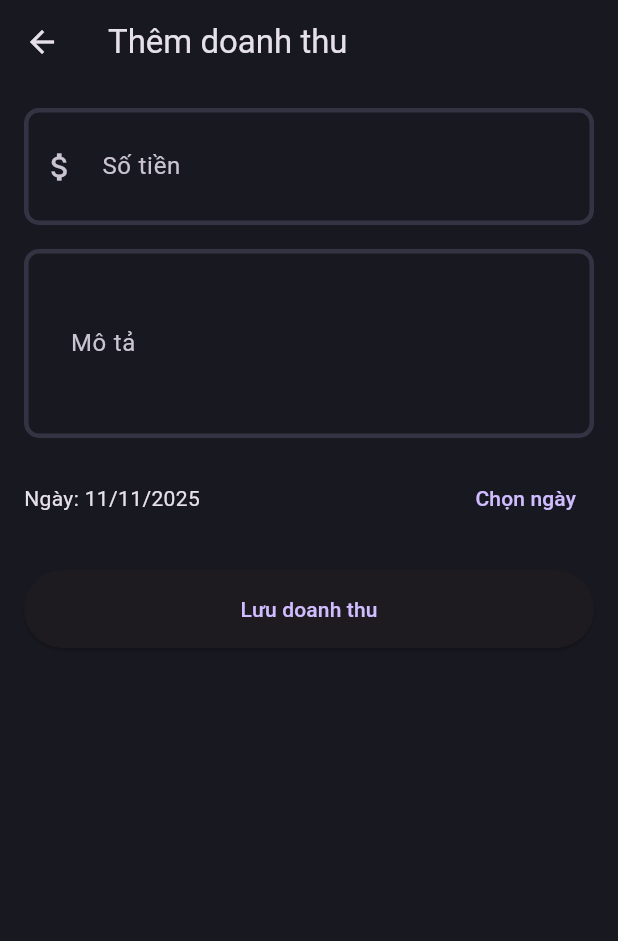
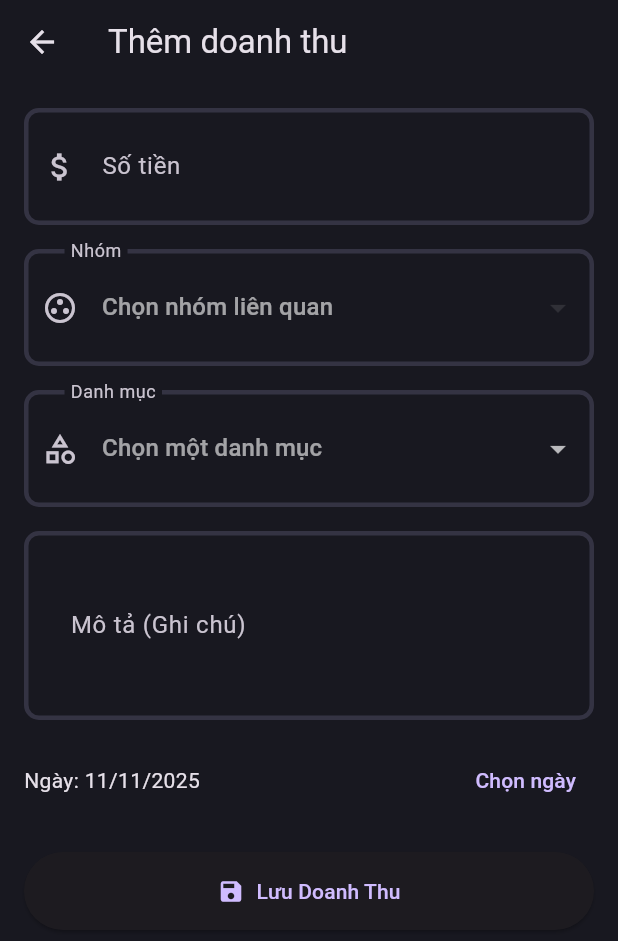
Before and after one commit to Heizdoobert/Breakfast-Store-Expense-Tracker, a Flutter app: the AddRevenueView screen opened by its route, on a phone screen of 412 x 824 dp. Shown: the top 941 px of the screen. Run offline on Flutter 3.47's test engine with Material 3 defaults, Android fonts, the phone set to English and light mode, and no system bars; our stand-ins replace equatable, flutter_dotenv, fpdart, shared_preferences, supabase_flutter; accounts and stored records are empty.

Commit message:
feat: Implement CRUD for notes and enhance expense/revenue forms
This commit introduces full CRUD (Create, Read, Update, Delete) functionality for notes and improves the data entry forms for revenues and expenses.

- **Note Management (CRUD):**
    - Adds `updateNote` and `deleteNote` methods to `OwnerNoteService` to interact with the database.
    - Implements `updateNote` and `deleteNote` logic in `NoteManagementController`, including state management for UI updates.
    - Creates a new `EditNoteView` screen to allow users to modify existing notes.
    - Adds "Edit" and "Delete" buttons to the `RecentNotesView` on the dashboard, with a confirmation dialog for deletion.
    - Refactors `Note` model to simplify fields and add a `copyWith` method.

- **Expense & Revenue Forms:**
    - Adds a mandatory `category` field to the `Expense` model and the `AddRevenueView` form.
    - Integrates a `group` selection dropdown in `AddRevenueView`, requiring users to associate each revenue entry with a group.
    - Enhances form validation in `AddRevenueView` for amount, category, and group fields.

```diff
--- a/lib/Model/expense_model.dart
+++ b/lib/Model/expense_model.dart
@@ -5,6 +5,7 @@ class Expense {
   final double amount;
   final String? description;
   final DateTime createdAt;
+  final String category;
 
   Expense({
     required this.id,
@@ -13,6 +14,7 @@ class Expense {
     required this.amount,
     this.description,
     required this.createdAt,
+    required this.category,
   });
 
   factory Expense.fromJson(Map<String, dynamic> json) {
@@ -23,16 +25,18 @@ class Expense {
       amount: (json['amount'] as num).toDouble(),
       description: json['description'] as String?,
       createdAt: DateTime.parse(json['created_at'] as String),
+      category: json['category'] as String,
     );
   }
 
-
-  Map<String, dynamic> toJson(){
+  Map<String, dynamic> toJson() {
     return {
       'group_id': groupId,
       'user_id': userId,
       'amount': amount,
       'description': description,
+      'created_at': createdAt.toIso8601String(),
+      'category': category,
     };
   }
 
@@ -43,6 +47,7 @@ class Expense {
     double? amount,
     String? description,
     DateTime? createdAt,
+    String? category,
   }) {
     return Expense(
       id: id ?? this.id,
@@ -51,6 +56,7 @@ class Expense {
       amount: amount ?? this.amount,
       description: description ?? this.description,
       createdAt: createdAt ?? this.createdAt,
+      category: category ?? this.category,
     );
   }
 }
--- a/lib/views/owner/financial/add_revenue_view.dart
+++ b/lib/views/owner/financial/add_revenue_view.dart
@@ -1,8 +1,10 @@
 import 'package:extractorapplication/Controller/owner/financial_controller.dart';
+import 'package:extractorapplication/Controller/owner/system_controller.dart';
+import 'package:extractorapplication/Model/group_model.dart';
 import 'package:flutter/material.dart';
 import 'package:intl/intl.dart';
 import 'package:provider/provider.dart';
-import 'package:supabase_flutter/supabase_flutter.dart'; // Correctly added import
+import 'package:supabase_flutter/supabase_flutter.dart';
 
 class AddRevenueView extends StatefulWidget {
   const AddRevenueView({super.key});
@@ -16,6 +18,22 @@ class _AddRevenueViewState extends State<AddRevenueView> {
   final _amountController = TextEditingController();
   final _descriptionController = TextEditingController();
   DateTime _selectedDate = DateTime.now();
+
+  // Biến state để lưu các giá trị được chọn từ form
+  String? _selectedCategory;
+  // BƯỚC 1: THÊM BIẾN ĐỂ LƯU TRỮ GROUP ĐÃ CHỌN
+  int? _selectedGroupId; // ID của group là kiểu int
+
+  @override
+  void initState() {
+    super.initState();
+    // Ngay khi màn hình được tạo, yêu cầu SystemController tải danh sách nhóm.
+    // Dùng addPostFrameCallback để đảm bảo việc gọi không xảy ra trong lúc build.
+    WidgetsBinding.instance.addPostFrameCallback((_) {
+      // Đảm bảo SystemController đã được cung cấp ở cây widget cha.
+      context.read<SystemController>().loadSystemOverview();
+    });
+  }
 
   @override
   void dispose() {
@@ -39,6 +57,7 @@ class _AddRevenueViewState extends State<AddRevenueView> {
   }
 
   void _saveRevenue() async {
+    // Kích hoạt validation và kiểm tra form
     if (_formKey.currentState?.validate() != true) {
       return;
     }
@@ -49,32 +68,35 @@ class _AddRevenueViewState extends State<AddRevenueView> {
     if (userId == null) {
       ScaffoldMessenger.of(context).showSnackBar(
         const SnackBar(
-            content: Text('Lỗi: Không tìm thấy người dùng hiện tại.')),
+            backgroundColor: Colors.red,
+            content:
+                Text('Lỗi nghiêm trọng: Không tìm thấy người dùng hiện tại.')),
       );
       return;
     }
 
-    // Simplified data payload to only send what's necessary.
-    // The database should handle defaults for other columns.
+    // BƯỚC 2: CẬP NHẬT DỮ LIỆU GỬI ĐI, THÊM 'group_id' VÀO MAP
     final expenseData = {
       'user_id': userId,
       'amount': double.parse(_amountController.text),
       'description': _descriptionController.text,
+      'category': _selectedCategory,
+      'group_id': _selectedGroupId, // << Thêm giá trị group_id đã chọn
       'created_at': _selectedDate.toIso8601String(),
     };
 
-    await controller.addRevenue(expenseData);
+    // Gọi hàm `addRevenue` và kiểm tra kết quả trả về
+    final success = await controller.addRevenue(expenseData);
 
-    if (mounted) {
-      ScaffoldMessenger.of(context)
-          .showSnackBar(const SnackBar(content: Text('Đã lưu doanh thu!')));
-      Navigator.pop(context);
-    }
+    // Chỉ thực hiện các hành động tiếp theo nếu widget vẫn còn trên cây UI
+    if (!mounted) return;
   }
 
   @override
   Widget build(BuildContext context) {
-    final isLoading = context.watch<FinancialController>().isLoading;
+    // Lắng nghe trạng thái từ cả hai controller
+    final financialController = context.watch<FinancialController>();
+    final systemController = context.watch<SystemController>();
 
     return Scaffold(
       appBar: AppBar(
@@ -99,29 +121,90 @@ class _AddRevenueViewState extends State<AddRevenueView> {
                   if (value == null || value.isEmpty) {
                     return 'Vui lòng nhập số tiền';
                   }
-                  if (double.tryParse(value) == null) {
+                  final amount = double.tryParse(value);
+                  if (amount == null) {
                     return 'Vui lòng nhập một số hợp lệ';
+                  }
+                  if (amount <= 0) {
+                    return 'Số tiền phải lớn hơn 0';
                   }
                   return null;
                 },
               ),
               const SizedBox(height: 16),
+
+              // BƯỚC 3: THÊM WIDGET DROPDOWN ĐỂ CHỌN NHÓM
+              DropdownButtonFormField<int>(
+                value: _selectedGroupId,
+                decoration: const InputDecoration(
+                  labelText: 'Nhóm',
+                  border: OutlineInputBorder(),
+                  prefixIcon: Icon(Icons.group_work_outlined),
+                ),
+                hint: const Text('Chọn nhóm liên quan'),
+                // Dữ liệu được lấy từ SystemController,
+                // hiển thị loading nếu chưa có dữ liệu nhóm
+                items: systemController.isLoading
+                    ? []
+                    : systemController.groups.map((Group group) {
+                        return DropdownMenuItem<int>(
+                          value: group.id, // Giá trị là ID của nhóm (int)
+                          child: Text(group.name), // Hiển thị là tên nhóm
+                        );
+                      }).toList(),
+                onChanged: (value) {
+                  setState(() {
+                    _selectedGroupId = value;
+                  });
+                },
+                // Bắt buộc người dùng phải chọn một nhóm
+                validator: (value) =>
+                    value == null ? 'Vui lòng chọn một nhóm' : null,
+              ),
+
+              const SizedBox(height: 16),
+
+              // Widget dropdown để chọn danh mục (đã có từ trước)
+              DropdownButtonFormField<String>(
+                value: _selectedCategory,
+                decoration: const InputDecoration(
+                  labelText: 'Danh mục',
+                  border: OutlineInputBorder(),
+                  prefixIcon: Icon(Icons.category_outlined),
+                ),
+                hint: const Text('Chọn một danh mục'),
+                items: const [
+                  DropdownMenuItem(
+                      value: 'Bán tại chỗ', child: Text('Bán tại chỗ')),
+                  DropdownMenuItem(value: 'Mang đi', child: Text('Mang đi')),
+                  DropdownMenuItem(
+                      value: 'Giao hàng', child: Text('Giao hàng')),
+                  DropdownMenuItem(value: 'Khác', child: Text('Khác')),
+                ],
+                onChanged: (value) {
+                  setState(() {
+                    _selectedCategory = value;
+                  });
+                },
+                validator: (value) => value == null || value.isEmpty
+                    ? 'Vui lòng chọn một danh mục'
+                    : null,
+              ),
+
+              const SizedBox(height: 16),
+
               TextFormField(
                 controller: _descriptionController,
                 decoration: const InputDecoration(
-                  labelText: 'Mô tả',
+                  labelText: 'Mô tả (Ghi chú)',
                   border: OutlineInputBorder(),
                   hintText: 'Nhập mô tả cho khoản thu',
                 ),
                 maxLines: 3,
-                validator: (value) {
-                  if (value == null || value.isEmpty) {
-                    return 'Vui lòng nhập mô tả';
-                  }
-                  return null;
-                },
+                // Ghi chú là tùy chọn, không cần validator
               ),
               const SizedBox(height: 16),
+
               Row(
                 children: [
                   Expanded(
@@ -138,14 +221,18 @@ class _AddRevenueViewState extends State<AddRevenueView> {
               const SizedBox(height: 24),
               SizedBox(
                 width: double.infinity,
-                child: ElevatedButton(
-                  onPressed: isLoading ? null : _saveRevenue,
+                child: ElevatedButton.icon(
+                  onPressed:
+                      financialController.isLoading ? null : _saveRevenue,
                   style: ElevatedButton.styleFrom(
                     padding: const EdgeInsets.symmetric(vertical: 16),
                   ),
-                  child: isLoading
+                  icon: financialController.isLoading
+                      ? Container()
+                      : const Icon(Icons.save),
+                  label: financialController.isLoading
                       ? const CircularProgressIndicator(color: Colors.white)
-                      : const Text('Lưu doanh thu'),
+                      : const Text('Lưu Doanh Thu'),
                 ),
               ),
             ],
```
Also changed, not shown: lib/Controller/owner/note_management_controller.dart (+46 -10 lines), lib/Model/note_model.dart (+24 -38 lines), lib/core/services/owner/owner_note_service.dart (+32 -0 lines), lib/views/owner/dashboard/widgets/recent_activity.dart (+56 -25 lines), lib/views/owner/edit_note.dart (added, +138 -0 lines).
